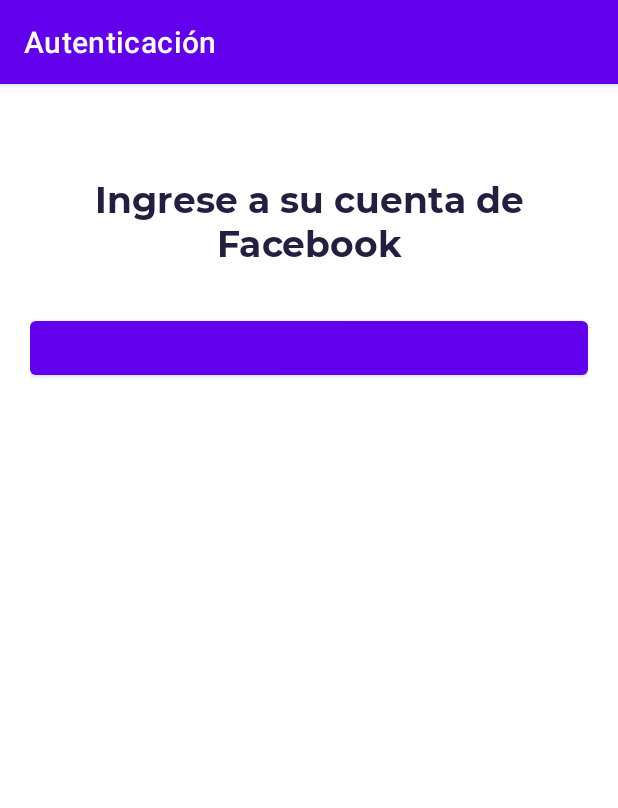
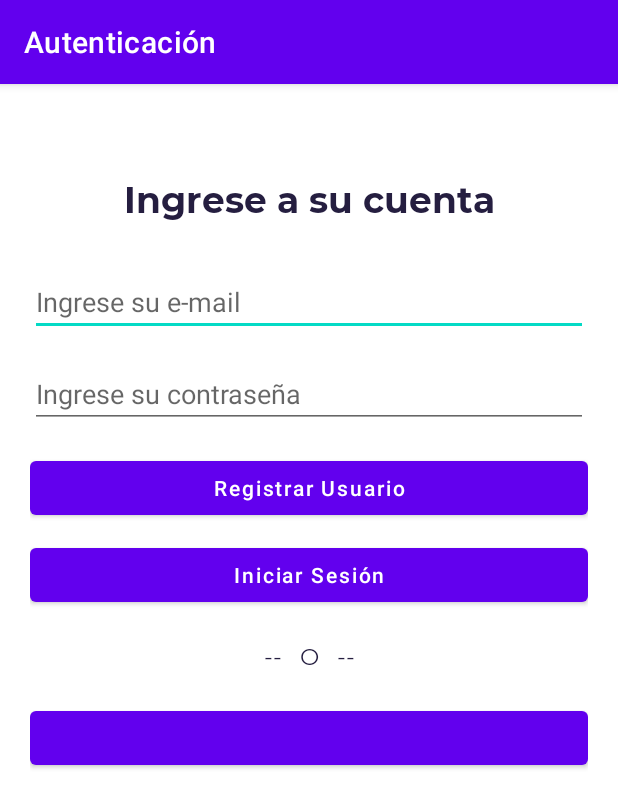
Before and after one commit to carlosbecerradev/android-postres-app, an Android app: the screen it shows after launch (MainActivity), on a phone screen of 412 x 824 dp. Shown: the top 808 px of the screen. Run offline under Robolectric (Android 15) with nearby library versions, the phone set to English and light mode, and no system bars; our stand-ins replace Firebase (no records; nobody signed in at launch, a user with empty details on screens opened directly); libraries missing offline, so code that uses them is left out: com.facebook, com.facebook.login; plain views replace LoginButton; 4 statements that could not run were skipped.

Commit message:
:sparkles: Inicio de sesión y registro con correo electrónico agregado.

```diff
--- a/app/src/main/res/layout/activity_main.xml
+++ b/app/src/main/res/layout/activity_main.xml
@@ -13,26 +13,79 @@
         <LinearLayout
             android:layout_width="match_parent"
             android:layout_height="wrap_content"
-            android:padding="20dp"
-            android:orientation="vertical">
+            android:orientation="vertical"
+            android:padding="20dp">
 
             <TextView
                 android:layout_width="match_parent"
                 android:layout_height="wrap_content"
+                android:layout_gravity="center"
                 android:layout_marginTop="40dp"
-                android:textSize="24dp"
+                android:fontFamily="@font/montserrat_bold"
+                android:text="Ingrese a su cuenta"
                 android:textAlignment="center"
+                android:textColor="@color/dark_blue"
+                android:textSize="24dp" />
+
+            <LinearLayout
+                android:layout_width="match_parent"
+                android:layout_height="wrap_content"
+                android:layout_marginTop="30dp"
+                android:orientation="vertical">
+
+                <EditText
+                    android:id="@+id/edt_user_email"
+                    android:layout_width="match_parent"
+                    android:layout_height="wrap_content"
+                    android:layout_marginBottom="16dp"
+                    android:hint="Ingrese su e-mail"
+                    android:inputType="textEmailAddress"
+                    android:text=""
+                    android:textSize="18dp" />
+
+                <EditText
+                    android:id="@+id/edt_user_password"
+                    android:layout_width="match_parent"
+                    android:layout_height="wrap_content"
+                    android:layout_marginBottom="16dp"
+                    android:hint="Ingrese su contraseña"
+                    android:inputType="textPassword"
+                    android:text=""
+                    android:textSize="18dp" />
+
+                <Button
+                    android:id="@+id/btnRegistrarUsuario"
+                    android:layout_width="match_parent"
+                    android:layout_height="wrap_content"
+                    android:layout_marginBottom="10dp"
+                    android:text="Registrar Usuario"
+                    android:textAllCaps="false" />
+
+                <Button
+                    android:id="@+id/btnIniciarSesion"
+                    android:layout_width="match_parent"
+                    android:layout_height="wrap_content"
+                    android:text="Iniciar Sesión"
+                    android:textAllCaps="false" />
+            </LinearLayout>
+
+            <TextView
+                android:layout_width="match_parent"
+                android:layout_height="wrap_content"
                 android:layout_gravity="center"
-                android:fontFamily="@font/montserrat_bold"
+                android:layout_marginTop="20dp"
+                android:fontFamily="@font/montserrat_regular"
+                android:text="--   O   --"
+                android:textAlignment="center"
                 android:textColor="@color/dark_blue"
-                android:text="Ingrese a su cuenta de Facebook"/>
+                android:textSize="15dp" />
 
             <com.facebook.login.widget.LoginButton
                 android:id="@+id/login_button"
                 android:layout_width="match_parent"
                 android:layout_height="wrap_content"
                 android:layout_gravity="center_horizontal"
-                android:layout_marginTop="30dp"
+                android:layout_marginTop="20dp"
                 android:layout_marginBottom="30dp" />
 
         </LinearLayout>
```
Also changed, not shown: app/src/main/java/com/example/proyectofinalandroid/MainActivity.java (+95 -0 lines).
